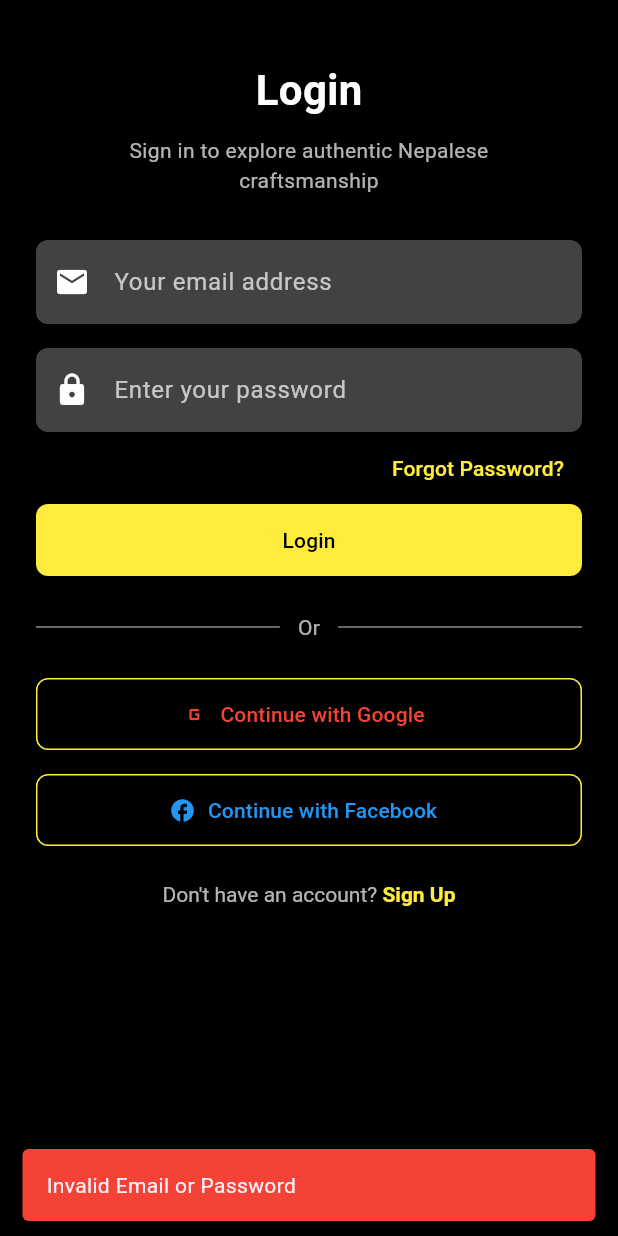
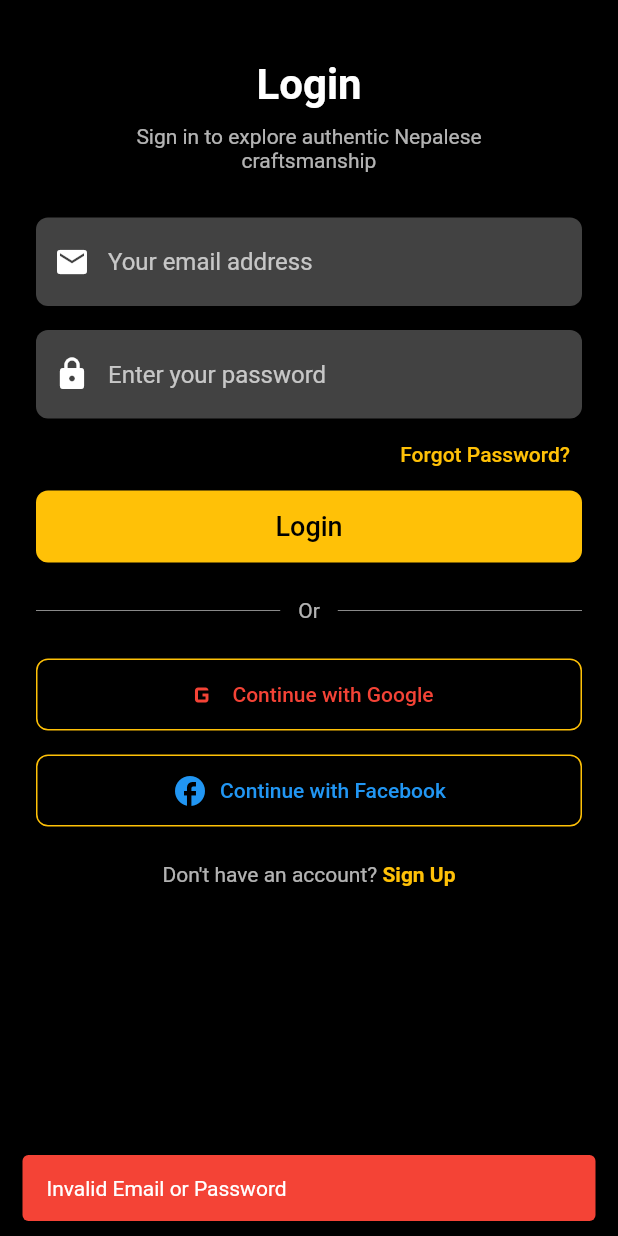
Before and after one commit to Ritesh230087/Rolo, a Flutter app: the LoginScreen screen opened directly, after a tap on "Login", on a phone screen of 412 x 824 dp. Run offline on Flutter 3.47's test engine with Material 3 defaults, Android fonts, the phone set to English and light mode, and no system bars; Roboto replaces fonts that are missing (Poppins).

Commit message:
Dashboard, Button navigation, Themes and fonts completed

```diff
--- a/lib/app.dart
+++ b/lib/app.dart
@@ -1,4 +1,5 @@
 import 'package:flutter/material.dart';
+import 'package:rolo/themes/themes_data.dart';
 import 'package:rolo/view/splash_screen_view.dart';
 
 
@@ -7,6 +8,9 @@ class App extends StatelessWidget {
 
   @override
   Widget build(BuildContext context) {
-    return MaterialApp(home: SplashScreen());
+    return MaterialApp(
+      debugShowCheckedModeBanner: false,
+      theme: getApplicationTheme(),
+      home: SplashScreen());
   }
 }
--- a/lib/view/login_page_view.dart
+++ b/lib/view/login_page_view.dart
@@ -14,27 +14,29 @@ class LoginScreen extends StatefulWidget {
 class _LoginScreenState extends State<LoginScreen> {
   final TextEditingController _emailController = TextEditingController();
   final TextEditingController _passwordController = TextEditingController();
-  String? error;
 
   void _login() {
-    String email = _emailController.text.trim();
-    String password = _passwordController.text.trim();
+    final email = _emailController.text.trim();
+    final password = _passwordController.text.trim();
 
     if (email.contains('admin') && password.contains('admin')) {
-          showMySnackBar(context: context, message: "Login Successful");
+      showMySnackBar(context: context, message: "Login Successful");
       Navigator.pushReplacement(
         context,
-        MaterialPageRoute(builder: (context) => const DashboardPage()),
+        MaterialPageRoute(builder: (context) => const DashboardView()),
       );
     } else {
-          showMySnackBar(context: context, message: "Invalid Email or Password", color: Colors.red);
+      showMySnackBar(
+        context: context,
+        message: "Invalid Email or Password",
+        color: Colors.red,
+      );
     }
   }
 
   @override
   Widget build(BuildContext context) {
     return Scaffold(
-      backgroundColor: Colors.black,
       body: SafeArea(
         child: SingleChildScrollView(
           padding: const EdgeInsets.symmetric(horizontal: 24, vertical: 20),
@@ -46,9 +48,9 @@ class _LoginScreenState extends State<LoginScreen> {
                 child: Text(
                   'Login',
                   style: TextStyle(
-                    color: Colors.white,
                     fontSize: 28,
                     fontWeight: FontWeight.bold,
+                    color: Colors.white,
                   ),
                 ),
               ),
@@ -62,7 +64,7 @@ class _LoginScreenState extends State<LoginScreen> {
               ),
               const SizedBox(height: 30),
 
-              // Email
+              // Email field
               TextField(
                 controller: _emailController,
                 style: const TextStyle(color: Colors.white),
@@ -80,7 +82,7 @@ class _LoginScreenState extends State<LoginScreen> {
               ),
               const SizedBox(height: 16),
 
-              // Password
+              // Password field
               TextField(
                 controller: _passwordController,
                 obscureText: true,
@@ -98,30 +100,19 @@ class _LoginScreenState extends State<LoginScreen> {
                 ),
               ),
 
-              // Forgot password
               Align(
                 alignment: Alignment.centerRight,
                 child: TextButton(
                   onPressed: () {},
-                  child: const Text(
-                    'Forgot Password?',
-                    style: TextStyle(color: Colors.yellow),
-                  ),
+                  child: const Text('Forgot Password?'),
                 ),
               ),
 
-              // Login button
+              // Login button using global theme
               SizedBox(
                 width: double.infinity,
                 height: 48,
                 child: ElevatedButton(
-                  style: ElevatedButton.styleFrom(
-                    backgroundColor: Colors.yellow,
-                    foregroundColor: Colors.black,
-                    shape: RoundedRectangleBorder(
-                      borderRadius: BorderRadius.circular(8),
-                    ),
-                  ),
                   onPressed: _login,
                   child: const Text('Login'),
                 ),
@@ -129,76 +120,76 @@ class _LoginScreenState extends State<LoginScreen> {
               const SizedBox(height: 24),
 
               Row(
-                children: [
-                  const Expanded(child: Divider(color: Colors.white54)),
-                  const Padding(
+                children: const [
+                  Expanded(child: Divider(color: Colors.white54)),
+                  Padding(
                     padding: EdgeInsets.symmetric(horizontal: 12),
                     child: Text('Or', style: TextStyle(color: Colors.white70)),
                   ),
-                  const Expanded(child: Divider(color: Colors.white54)),
+                  Expanded(child: Divider(color: Colors.white54)),
                 ],
               ),
               const SizedBox(height: 24),
 
-              // Google button
+              // Google Button
               SizedBox(
                 width: double.infinity,
                 height: 48,
                 child: OutlinedButton.icon(
                   onPressed: () {},
                   style: OutlinedButton.styleFrom(
-                    side: const BorderSide(color: Colors.yellow),
+                    side: const BorderSide(color: Colors.amber),
                     shape: RoundedRectangleBorder(
                       borderRadius: BorderRadius.circular(8),
                     ),
                   ),
                   icon: const Icon(Icons.g_mobiledata, color: Colors.red),
-                  label: const Text(
-                    'Continue with Google',
-                    style: TextStyle(color: Colors.red),
-                  ),
+                  label: const Text('Continue with Google',
+                      style: TextStyle(color: Colors.red)),
                 ),
               ),
               const SizedBox(height: 16),
 
-              // Facebook button
+              // Facebook Button
               SizedBox(
                 width: double.infinity,
                 height: 48,
                 child: OutlinedButton.icon(
                   onPressed: () {},
                   style: OutlinedButton.styleFrom(
-                    side: const BorderSide(color: Colors.yellow),
+                    side: const BorderSide(color: Colors.amber),
                     shape: RoundedRectangleBorder(
                       borderRadius: BorderRadius.circular(8),
                     ),
                   ),
                   icon: const Icon(Icons.facebook, color: Colors.blue),
-                  label: const Text(
-                    'Continue with Facebook',
-                    style: TextStyle(color: Colors.blue),
-                  ),
+                  label: const Text('Continue with Facebook',
+                      style: TextStyle(color: Colors.blue)),
                 ),
               ),
               const SizedBox(height: 24),
 
-              //Sign up
               Center(
                 child: RichText(
                   text: TextSpan(
                     text: 'Don\'t have an account? ',
-                    style: TextStyle(color: Colors.white70),
+                    style: const TextStyle(color: Colors.white70),
                     children: [
                       TextSpan(
                         text: 'Sign Up',
-                        style: TextStyle(
-                          color: Colors.yellow,
+                        style: const TextStyle(
+                          color: Colors.amber,
                           fontWeight: FontWeight.bold,
                         ),
-                        recognizer:TapGestureRecognizer()..onTap=(){
-                          Navigator.push(context,
-                          MaterialPageRoute(builder: (context)=>const SignUpScreen()));
-                        },
+                        recognizer: TapGestureRecognizer()
+                          ..onTap = () {
+                            Navigator.push(
+                              context,
+                              MaterialPageRoute(
+                                  builder: (context) =>
+                                      const SignUpScreen()),
+                            );
+                          },
                       ),
                     ],
                   ),
```
Also changed, not shown: lib/themes/themes_data.dart (added, +33 -0 lines), lib/view/button_navigation_view.dart (added, +30 -0 lines), lib/view/dashboard_view.dart (+113 -7 lines), lib/view/signup_page_view.dart (+27 -39 lines), lib/view/splash_screen_view.dart (+18 -33 lines), pubspec.yaml (+13 -11 lines), assets/fonts/poppins/bold.ttf (added), assets/fonts/poppins/italic.ttf (added), assets/fonts/poppins/medium.ttf (added), assets/fonts/poppins/regular.ttf (added), assets/images/rolo_black_bag.png (added), assets/images/rolo_gateway_bag.jpeg (added), assets/images/rolo_laptop_bag.jpeg (added), assets/images/rolo_light_bag.png (added), 3 more files.
